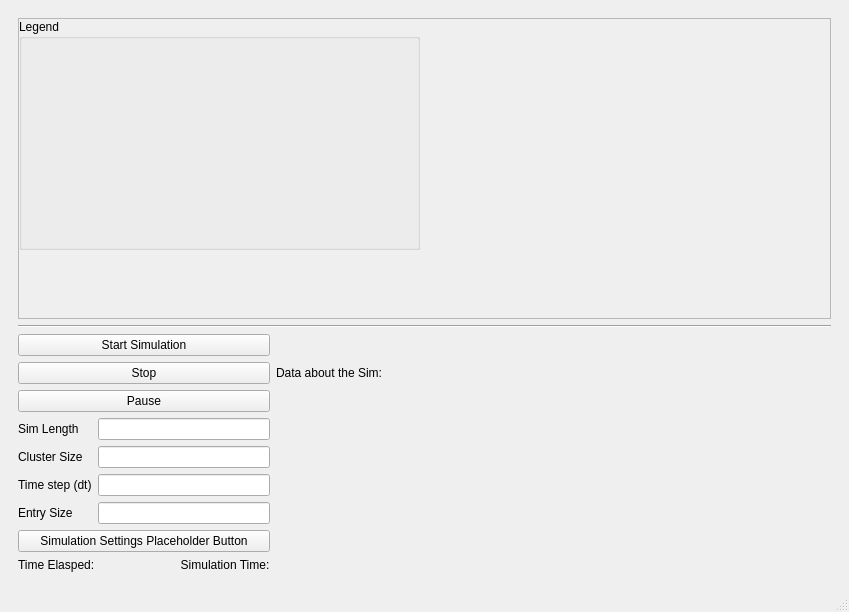
Qt form src/ui/gui/mainwindow.ui (G-PIES/G-PIES) before a commit.
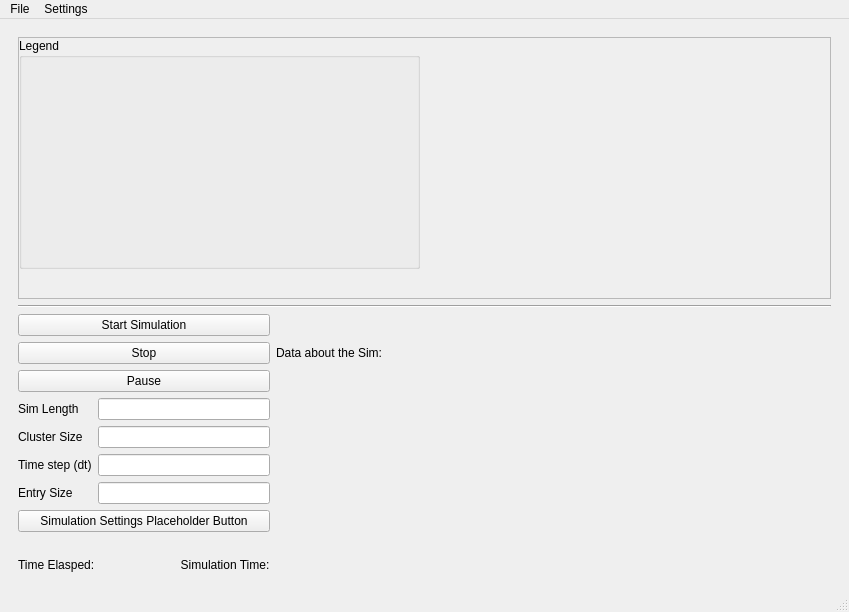
The same form after that commit. Icons and pictures are not drawn.

The edit to the form file:
```diff
--- a/src/ui/gui/mainwindow.ui
+++ b/src/ui/gui/mainwindow.ui
@@ -30,7 +30,7 @@
     <item>
      <widget class="QWidget" name="widget" native="true">
       <layout class="QGridLayout" name="gridLayout">
-       <item row="5" column="0">
+       <item row="6" column="0">
         <layout class="QFormLayout" name="formLayout">
          <item row="0" column="1">
           <widget class="QLineEdit" name="lineEdit"/>
@@ -62,77 +62,18 @@
          <item row="2" column="1">
           <widget class="QLineEdit" name="lineEdit_3"/>
          </item>
-         <item row="3" column="0">
+         <item row="4" column="0">
           <widget class="QLabel" name="label_6">
            <property name="text">
             <string>Entry Size</string>
            </property>
           </widget>
          </item>
-         <item row="3" column="1">
+         <item row="4" column="1">
           <widget class="QLineEdit" name="lineEdit_4"/>
          </item>
         </layout>
        </item>
-       <item row="2" column="0" colspan="2">
-        <widget class="Line" name="line">
-         <property name="orientation">
-          <enum>Qt::Horizontal</enum>
-         </property>
-        </widget>
-       </item>
-       <item row="6" column="0">
-        <widget class="QPushButton" name="pushButton_4">
-         <property name="text">
-          <string>Simulation Settings Placeholder Button</string>
-         </property>
-        </widget>
-       </item>
-       <item row="4" column="0">
-        <layout class="QVBoxLayout" name="verticalLayout" stretch="0,0,0">
-         <item>
-          <widget class="QPushButton" name="pushButton_2">
-           <property name="text">
-            <string>Start Simulation</string>
-           </property>
-          </widget>
-         </item>
-         <item>
-          <widget class="QPushButton" name="pushButton_3">
-           <property name="text">
-            <string>Stop</string>
-           </property>
-          </widget>
-         </item>
-         <item>
-          <widget class="QPushButton" name="pushButton">
-           <property name="text">
-            <string>Pause</string>
-           </property>
-          </widget>
-         </item>
-        </layout>
-       </item>
-       <item row="4" column="1">
-        <widget class="QLabel" name="label_2">
-         <property name="sizePolicy">
-          <sizepolicy hsizetype="Preferred" vsizetype="Preferred">
-           <horstretch>1</horstretch>
-           <verstretch>0</verstretch>
-          </sizepolicy>
-         </property>
-         <property name="text">
-          <string>Data about the Sim: </string>
-         </property>
-        </widget>
-       </item>
-       <item row="7" column="0">
-        <widget class="QLabel" name="label">
-         <property name="text">
-          <string>Time Elasped:                          Simulation Time:</string>
-         </property>
-        </widget>
-       </item>
        <item row="1" column="0" colspan="2">
         <layout class="QHBoxLayout" name="horizontalLayout_2">
          <item>
@@ -152,7 +93,7 @@
               <x>0</x>
               <y>0</y>
               <width>401</width>
-              <height>233</height>
+              <height>68</height>
              </rect>
             </property>
             <widget class="QGroupBox" name="groupBox">
@@ -182,6 +123,82 @@
          </item>
         </layout>
        </item>
+       <item row="7" column="0">
+        <widget class="QPushButton" name="pushButton_4">
+         <property name="text">
+          <string>Simulation Settings Placeholder Button</string>
+         </property>
+        </widget>
+       </item>
+       <item row="2" column="0" colspan="2">
+        <widget class="Line" name="line">
+         <property name="orientation">
+          <enum>Qt::Horizontal</enum>
+         </property>
+        </widget>
+       </item>
+       <item row="9" column="0">
+        <widget class="QLabel" name="label">
+         <property name="text">
+          <string>Time Elasped:                          Simulation Time:</string>
+         </property>
+        </widget>
+       </item>
+       <item row="8" column="0">
+        <widget class="QLabel" name="label_7">
+         <property name="styleSheet">
+          <string notr="true">background-image: url(:/newPrefix/G-PIES_thumbnail.png);
+</string>
+         </property>
+         <property name="text">
+          <string/>
+         </property>
+         <property name="pixmap">
+          <pixmap resource="../resources/icon_reasource.qrc">:/newPrefix/G-PIES_thumbnail.png</pixmap>
+         </property>
+         <property name="scaledContents">
+          <bool>true</bool>
+         </property>
+        </widget>
+       </item>
+       <item row="5" column="0">
+        <layout class="QVBoxLayout" name="verticalLayout" stretch="0,0,0">
+         <item>
+          <widget class="QPushButton" name="pushButton_2">
+           <property name="text">
+            <string>Start Simulation</string>
+           </property>
+          </widget>
+         </item>
+         <item>
+          <widget class="QPushButton" name="pushButton_3">
+           <property name="text">
+            <string>Stop</string>
+           </property>
+          </widget>
+         </item>
+         <item>
+          <widget class="QPushButton" name="pushButton">
+           <property name="text">
+            <string>Pause</string>
+           </property>
+          </widget>
+         </item>
+        </layout>
+       </item>
+       <item row="5" column="1">
+        <widget class="QLabel" name="label_2">
+         <property name="sizePolicy">
+          <sizepolicy hsizetype="Preferred" vsizetype="Preferred">
+           <horstretch>1</horstretch>
+           <verstretch>0</verstretch>
+          </sizepolicy>
+         </property>
+         <property name="text">
+          <string>Data about the Sim: </string>
+         </property>
+        </widget>
+       </item>
       </layout>
      </widget>
     </item>
@@ -193,9 +210,22 @@
      <x>0</x>
      <y>0</y>
      <width>849</width>
-     <height>23</height>
+     <height>20</height>
     </rect>
    </property>
+   <widget class="QMenu" name="menuSettings">
+    <property name="title">
+     <string>File</string>
+    </property>
+   </widget>
+   <widget class="QMenu" name="menuSettings_2">
+    <property name="title">
+     <string>Settings</string>
+    </property>
+    <addaction name="actionReactor_Settings"/>
+   </widget>
+   <addaction name="menuSettings"/>
+   <addaction name="menuSettings_2"/>
   </widget>
   <widget class="QStatusBar" name="statusbar"/>
  </widget>
```
Left out of the diff: 23 changed lines with no effect on the pictures.
